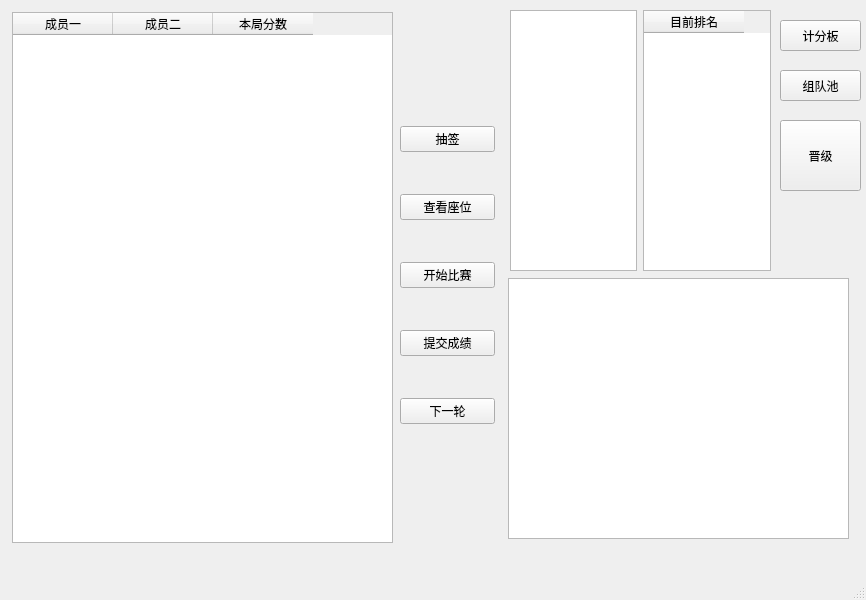
Before: the Qt Designer form qtui.ui in Chuancy-ye/guandan2, drawn with Qt 5.
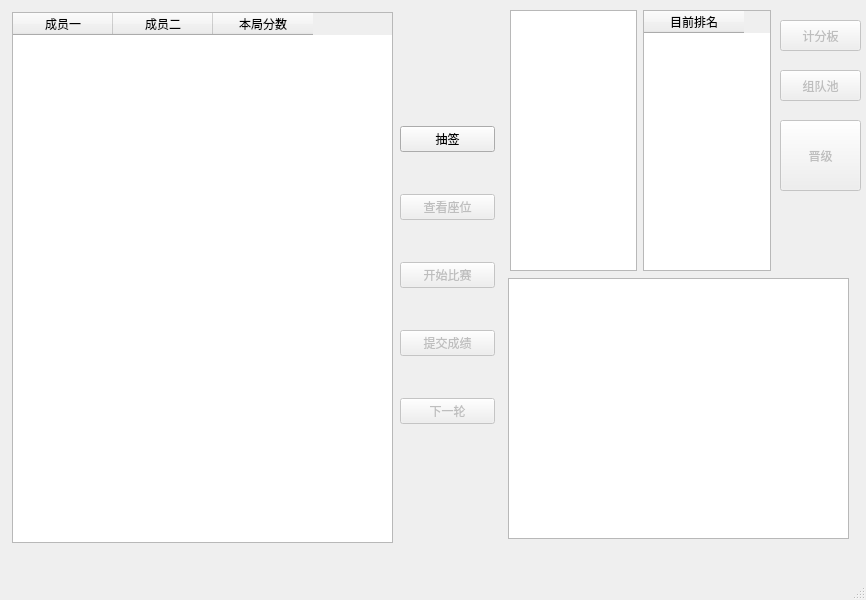
After: the same form once the commit is applied.

```diff
--- a/qtui.ui
+++ b/qtui.ui
@@ -15,6 +15,9 @@
   </property>
   <widget class="QWidget" name="centralwidget">
    <widget class="QToolButton" name="toolButton">
+    <property name="enabled">
+     <bool>false</bool>
+    </property>
     <property name="geometry">
      <rect>
       <x>780</x>
@@ -84,6 +87,9 @@
      </item>
      <item>
       <widget class="QPushButton" name="pushButton">
+       <property name="enabled">
+        <bool>false</bool>
+       </property>
        <property name="text">
         <string>查看座位</string>
        </property>
@@ -91,6 +97,9 @@
      </item>
      <item>
       <widget class="QPushButton" name="pushButton_2">
+       <property name="enabled">
+        <bool>false</bool>
+       </property>
        <property name="text">
         <string>开始比赛</string>
        </property>
@@ -98,6 +107,9 @@
      </item>
      <item>
       <widget class="QPushButton" name="pushButton_3">
+       <property name="enabled">
+        <bool>false</bool>
+       </property>
        <property name="text">
         <string>提交成绩</string>
        </property>
@@ -105,6 +117,9 @@
      </item>
      <item>
       <widget class="QPushButton" name="pushButton_5">
+       <property name="enabled">
+        <bool>false</bool>
+       </property>
        <property name="text">
         <string>下一轮</string>
        </property>
@@ -113,6 +128,9 @@
     </layout>
    </widget>
    <widget class="QPushButton" name="pushButton_6">
+    <property name="enabled">
+     <bool>false</bool>
+    </property>
     <property name="geometry">
      <rect>
       <x>780</x>
@@ -155,6 +173,9 @@
     </layout>
    </widget>
    <widget class="QPushButton" name="pushButton_7">
+    <property name="enabled">
+     <bool>false</bool>
+    </property>
     <property name="geometry">
      <rect>
       <x>780</x>
```
Left out of the diff: 3 changed lines with no effect on the pictures.
